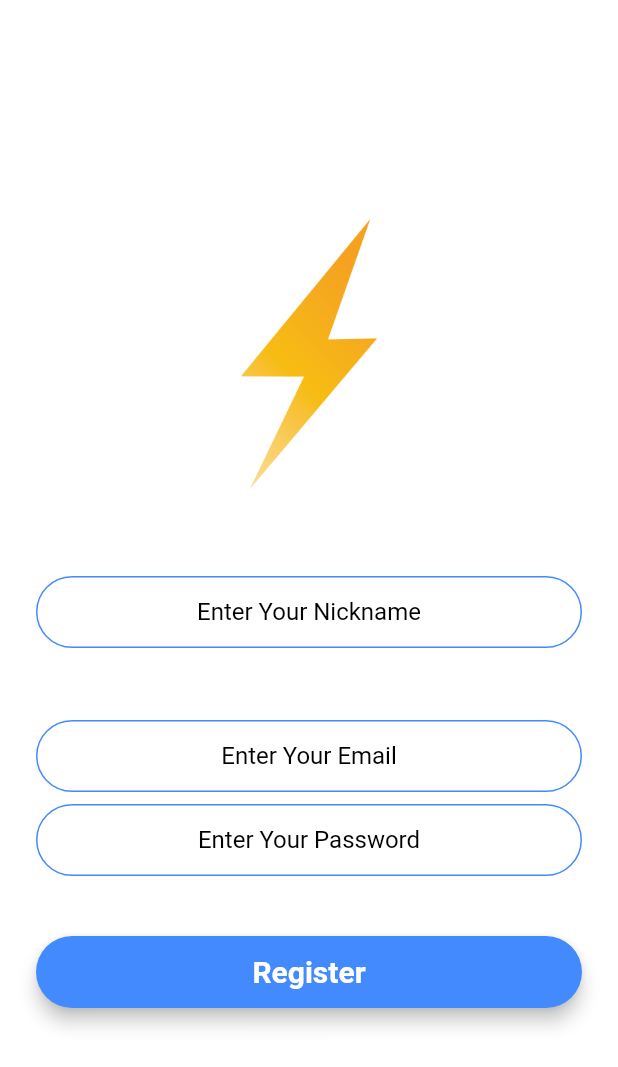
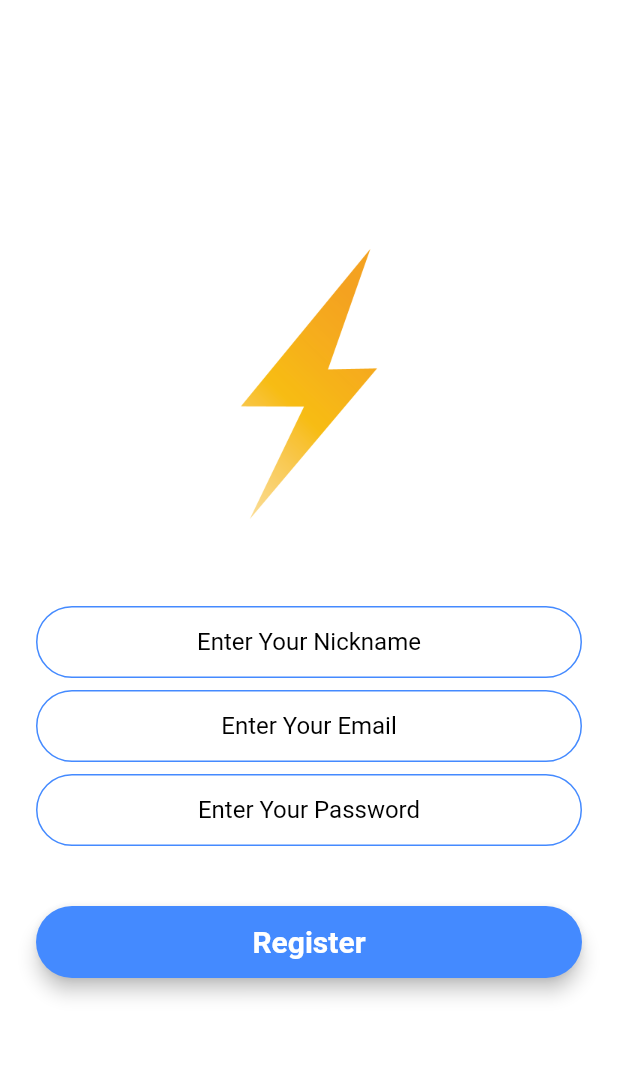
Before and after one commit to Parthakbari15/FlashChat, a Flutter app: the RegistrationScreen screen opened by its route, on a phone screen of 412 x 824 dp. Shown: the top 1067 px of the screen. Run offline on Flutter 3.47's test engine with Material 2 defaults, Android fonts, the phone set to English and light mode, and no system bars; our stand-ins replace animated_text_kit, cloud_firestore, firebase_auth, firebase_core, firebase_messaging; accounts and stored records are empty.

Commit message:
changes in padding

```diff
--- a/lib/screens/registration_screen.dart
+++ b/lib/screens/registration_screen.dart
@@ -46,7 +46,7 @@ class _RegistrationScreenState extends State<RegistrationScreen> {
                   hintText: "Enter Your Nickname"),
               style: const TextStyle(color: Colors.black),
             ),
-            const SizedBox(height: 48.0),
+            const SizedBox(height: 8.0),
             TextField(
               textAlign: TextAlign.center,
               keyboardType: TextInputType.emailAddress,
--- a/lib/screens/welcome_screen.dart
+++ b/lib/screens/welcome_screen.dart
@@ -1,5 +1,3 @@
-import 'package:firebase_auth/firebase_auth.dart';
-import 'package:flash_chat/screens/chat_screen.dart';
 import 'package:flash_chat/screens/login_screen.dart';
 import 'package:flash_chat/screens/registration_screen.dart';
 import 'package:flutter/material.dart';
```
